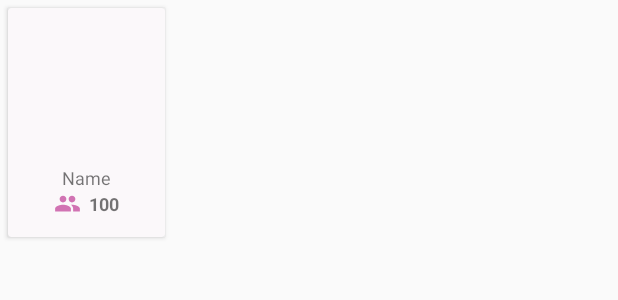
After one commit to samrajuadapt/shaadoow-android, an Android app: the layout ada_artist.xml on its own in the app's theme, with its tools: preview values and no code run, on a phone screen of 412 x 824 dp. The commit adds this screen. Shown: the top 300 px of the screen. Run offline under Robolectric (Android 15) with nearby library versions, the phone set to English and light mode, and no system bars.

Commit message:
added artist list

```diff
--- a/app/build.gradle
+++ b/app/build.gradle
@@ -48,4 +48,7 @@ dependencies {
     implementation "androidx.lifecycle:lifecycle-livedata:$lifecycle_version"
     implementation "androidx.lifecycle:lifecycle-common-java8:$lifecycle_version"
 
+    implementation 'com.intuit.sdp:sdp-android:1.0.6'
+    implementation 'com.intuit.ssp:ssp-android:1.0.6'
+
 }
--- a/app/src/main/java/com/samboy/shaadoow/model/Recording.java
+++ b/app/src/main/java/com/samboy/shaadoow/model/Recording.java
@@ -6,7 +6,7 @@ import com.google.gson.annotations.SerializedName;
 public class Recording {
     @SerializedName("duration")
     @Expose
-    public int duration;
+    public double duration;
     @SerializedName("type")
     @Expose
     public String type;
@@ -26,11 +26,11 @@ public class Recording {
     @Expose
     public int recording_id;
 
-    public int getDuration() {
+    public double getDuration() {
         return duration;
     }
 
-    public void setDuration(int duration) {
+    public void setDuration(double duration) {
         this.duration = duration;
     }
 
--- a/app/src/main/java/com/samboy/shaadoow/repo/FeedRepo.java
+++ b/app/src/main/java/com/samboy/shaadoow/repo/FeedRepo.java
@@ -42,6 +42,7 @@ public class FeedRepo {
         api.getFeeds(page,limit).enqueue(new Callback<FeedResponse>() {
             @Override
             public void onResponse(Call<FeedResponse> call, Response<FeedResponse> response) {
+                Log.e("TAG", "onResponse: "+response );
                 if(response.body().isSuccess()){
                     mList = response.body().getmFeedList();
                     mutableLiveData.postValue(mList);
@@ -50,7 +51,7 @@ public class FeedRepo {
 
             @Override
             public void onFailure(Call<FeedResponse> call, Throwable t) {
-
+                Log.e("TAG", "onFailure: "+t );
             }
         });
 
--- a/app/src/main/java/com/samboy/shaadoow/viewmodels/FeedViewModel.java
+++ b/app/src/main/java/com/samboy/shaadoow/viewmodels/FeedViewModel.java
@@ -24,7 +24,7 @@ public class FeedViewModel extends ViewModel {
         mFeedList = mRepo.getFeeds(SC.DEFAULT_PAGE,SC.DEFAULT_FEED_LIMIT);
     }
 
-    public LiveData<List<Feed>> getFeeeds(){
+    public LiveData<List<Feed>> getFeeds(){
         return  mFeedList;
     }
 
--- /dev/null
+++ b/app/src/main/res/drawable/ic_group.xml
@@ -0,0 +1,5 @@
+<vector android:height="24dp" android:tint="#D173B3"
+    android:viewportHeight="24" android:viewportWidth="24"
+    android:width="24dp" xmlns:android="http://schemas.android.com/apk/res/android">
+    <path android:fillColor="@android:color/white" android:pathData="M16,11c1.66,0 2.99,-1.34 2.99,-3S17.66,5 16,5c-1.66,0 -3,1.34 -3,3s1.34,3 3,3zM8,11c1.66,0 2.99,-1.34 2.99,-3S9.66,5 8,5C6.34,5 5,6.34 5,8s1.34,3 3,3zM8,13c-2.33,0 -7,1.17 -7,3.5L1,19h14v-2.5c0,-2.33 -4.67,-3.5 -7,-3.5zM16,13c-0.29,0 -0.62,0.02 -0.97,0.05 1.16,0.84 1.97,1.97 1.97,3.45L17,19h6v-2.5c0,-2.33 -4.67,-3.5 -7,-3.5z"/>
+</vector>
--- /dev/null
+++ b/app/src/main/res/layout/ada_artist.xml
@@ -0,0 +1,46 @@
+<?xml version="1.0" encoding="utf-8"?>
+<androidx.cardview.widget.CardView xmlns:android="http://schemas.android.com/apk/res/android"
+    android:layout_width="wrap_content"
+    android:layout_height="wrap_content"
+    xmlns:app="http://schemas.android.com/apk/res-auto"
+    app:cardBackgroundColor="@color/colorSh1VL"
+    android:layout_margin="5dp">
+    <LinearLayout
+        android:layout_width="match_parent"
+        android:layout_height="match_parent"
+        android:gravity="center"
+        android:orientation="vertical">
+        <ImageView
+            android:id="@+id/adaArtistImage"
+            android:layout_width="@dimen/_60sdp"
+            android:layout_height="@dimen/_60sdp"
+            android:layout_margin="@dimen/_10sdp"/>
+        <TextView
+            android:id="@+id/adaArtistName"
+            android:text="Name"
+            android:textSize="@dimen/_9ssp"
+            android:textAlignment="center"
+            android:layout_width="match_parent"
+            android:layout_height="wrap_content"/>
+        <LinearLayout
+            android:layout_width="wrap_content"
+            android:layout_height="wrap_content"
+            android:gravity="center"
+            android:orientation="horizontal"
+            android:layout_marginBottom="@dimen/_10sdp">
+            <ImageView
+                android:src="@drawable/ic_group"
+                android:layout_width="18dp"
+                android:layout_height="18dp"/>
+            <TextView
+                android:id="@+id/adaArtistFollow"
+                android:text="@string/_100"
+                android:textSize="@dimen/_9ssp"
+                android:textStyle="bold"
+                android:layout_marginStart="5dp"
+                android:layout_width="wrap_content"
+                android:layout_height="wrap_content"/>
+        </LinearLayout>
+
+    </LinearLayout>
+</androidx.cardview.widget.CardView>
--- a/app/src/main/res/values/colors.xml
+++ b/app/src/main/res/values/colors.xml
@@ -9,5 +9,6 @@
 
     <color name="colorSh1">#DC0075</color>
     <color name="colorSh1Dark">#7D0540</color>
+    <color name="colorSh1VL">#FBF8FA</color>
 
 </resources>
--- a/app/src/main/res/values/strings.xml
+++ b/app/src/main/res/values/strings.xml
@@ -1,3 +1,6 @@
 <resources>
     <string name="app_name">Shaadoow</string>
+    <string name="recommended">Recommended for you</string>
+    <string name="see_all">See All</string>
+    <string name="_100">100</string>
 </resources>
```
Also changed, not shown: app/src/main/java/com/samboy/shaadoow/HomeActivity.java (+42 -12 lines), app/src/main/java/com/samboy/shaadoow/adapter/ArtistAdapter.java (added, +65 -0 lines), app/src/main/res/layout/activity_home.xml (+41 -3 lines), app/src/main/res/drawable-v24/img_1.png (added), app/src/main/res/drawable-v24/img_2.jpg (added), app/src/main/res/drawable-v24/img_3.png (added), app/src/main/res/drawable/img_1.png (added), app/src/main/res/drawable/img_2.jpg (added), app/src/main/res/drawable/img_3.png (added).
